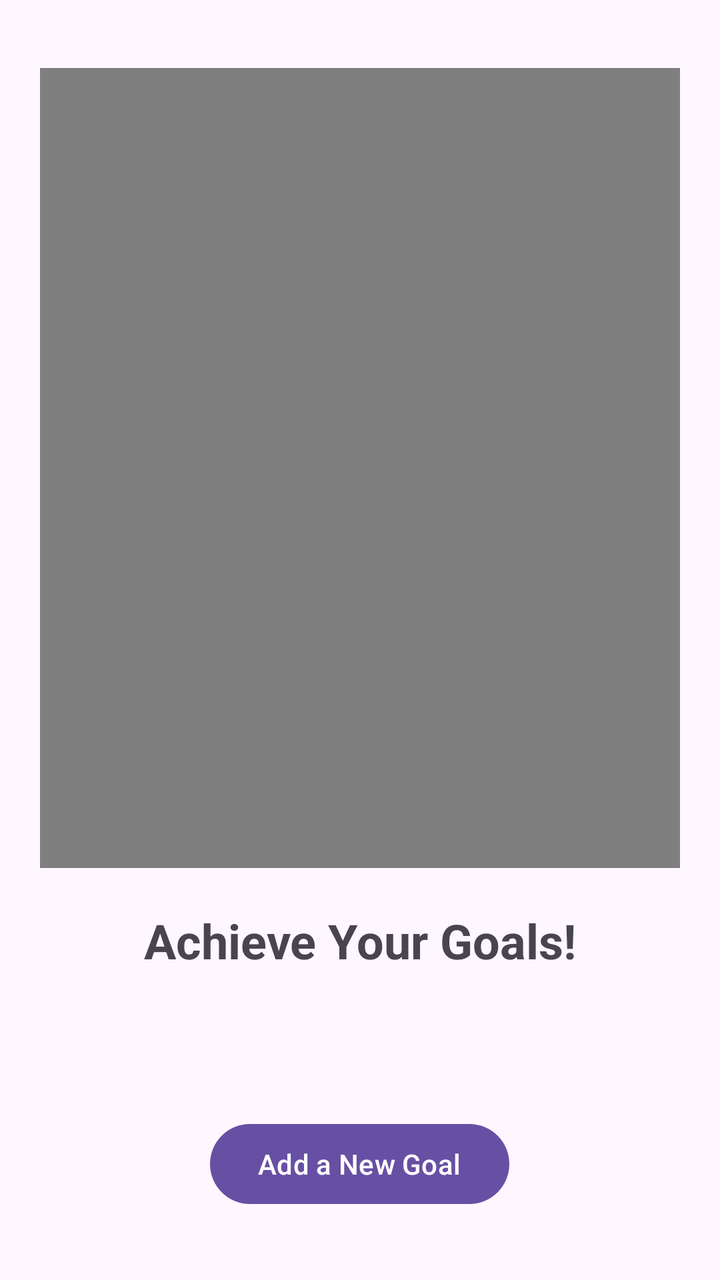
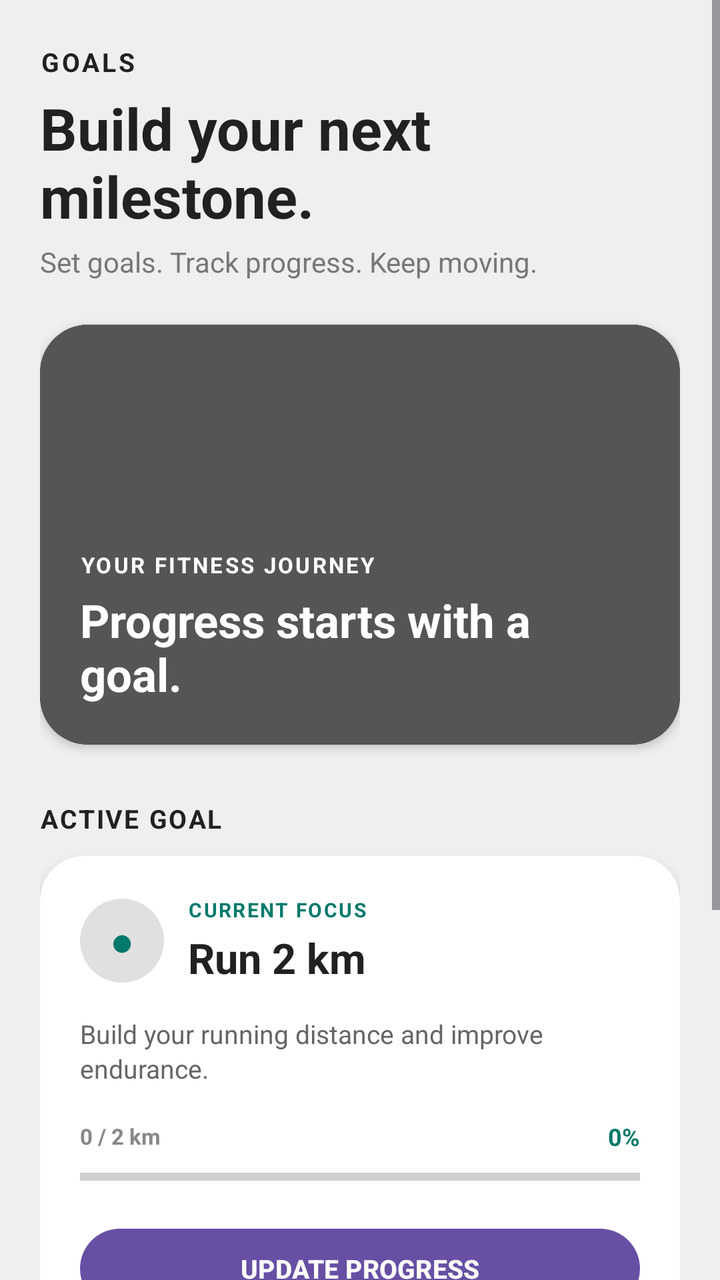

The first picture is an Android layout as it rendered before a commit; the second is the same layout after the commit. The layout source and the unified diff follow.
<!-- AndroidManifest.xml: application theme Theme.Basic -->
<!-- res/layout/activity_goals.xml -->
<?xml version="1.0" encoding="utf-8"?>
<LinearLayout xmlns:android="http://schemas.android.com/apk/res/android"
    android:layout_width="match_parent"
    android:layout_height="match_parent"
    android:orientation="vertical"
    android:padding="20dp"
    android:gravity="center">

    <VideoView
        android:id="@+id/goals_video"
        android:layout_width="wrap_content"
        android:layout_height="400dp"
        android:layout_marginBottom="20dp"
        android:layout_gravity="center"/>

    <TextView
        android:layout_width="wrap_content"
        android:layout_height="wrap_content"
        android:text="Achieve Your Goals!"
        android:textSize="24sp"
        android:textStyle="bold"/>

    <TextView
        android:layout_width="wrap_content"
        android:layout_height="wrap_content"
        android:textSize="16sp"
        android:layout_marginTop="20dp"/>

    <ListView
        android:id="@+id/goals_list"
        android:layout_width="match_parent"
        android:layout_height="wrap_content"
        android:layout_marginTop="10dp"
        android:divider="@android:color/darker_gray"
        android:dividerHeight="1dp"/>

    <Button
        android:id="@+id/add_goal_button"
        android:layout_width="wrap_content"
        android:layout_height="wrap_content"
        android:text="Add a New Goal"
        android:layout_marginTop="20dp"/>

</LinearLayout>
<!-- resources referenced by this layout -->
<resources>
  <style name="Theme.Basic" parent="Base.Theme.Basic" />
  <style name="Base.Theme.Basic" parent="Theme.Material3.DayNight.NoActionBar">
          
          
      </style>
</resources>

<!-- the commit's change to res/layout/activity_goals.xml (unified diff, before → after) -->
@@ -1,44 +1,318 @@
 <?xml version="1.0" encoding="utf-8"?>
-<LinearLayout xmlns:android="http://schemas.android.com/apk/res/android"
+<ScrollView
+    xmlns:android="http://schemas.android.com/apk/res/android"
+    xmlns:app="http://schemas.android.com/apk/res-auto"
+    xmlns:tools="http://schemas.android.com/tools"
     android:layout_width="match_parent"
     android:layout_height="match_parent"
-    android:orientation="vertical"
-    android:padding="20dp"
-    android:gravity="center">
-
-    <VideoView
-        android:id="@+id/goals_video"
-        android:layout_width="wrap_content"
-        android:layout_height="400dp"
-        android:layout_marginBottom="20dp"
-        android:layout_gravity="center"/>
-
-    <TextView
-        android:layout_width="wrap_content"
-        android:layout_height="wrap_content"
-        android:text="Achieve Your Goals!"
-        android:textSize="24sp"
-        android:textStyle="bold"/>
-
-    <TextView
-        android:layout_width="wrap_content"
-        android:layout_height="wrap_content"
-        android:textSize="16sp"
-        android:layout_marginTop="20dp"/>
-
-    <ListView
-        android:id="@+id/goals_list"
+    android:background="@color/background_color"
+    android:fillViewport="true"
+    android:overScrollMode="never"
+    tools:context=".GoalsActivity">
+
+    <LinearLayout
         android:layout_width="match_parent"
         android:layout_height="wrap_content"
-        android:layout_marginTop="10dp"
-        android:divider="@android:color/darker_gray"
-        android:dividerHeight="1dp"/>
-
-    <Button
-        android:id="@+id/add_goal_button"
-        android:layout_width="wrap_content"
-        android:layout_height="wrap_content"
-        android:text="Add a New Goal"
-        android:layout_marginTop="20dp"/>
-
-</LinearLayout>
+        android:orientation="vertical"
+        android:paddingStart="20dp"
+        android:paddingEnd="20dp"
+        android:paddingTop="18dp"
+        android:paddingBottom="28dp">
+
+        
+
+        <TextView
+            android:layout_width="match_parent"
+            android:layout_height="wrap_content"
+            android:text="GOALS"
+            android:textColor="@color/text_color"
+            android:textSize="13sp"
+            android:textStyle="bold"
+            android:letterSpacing="0.10"
+            android:layout_marginTop="4dp" />
+
+        <TextView
+            android:layout_width="match_parent"
+            android:layout_height="wrap_content"
+            android:text="Build your next milestone."
+            android:textColor="@color/text_color"
+            android:textSize="29sp"
+            android:textStyle="bold"
+            android:layout_marginTop="5dp" />
+
+        <TextView
+            android:layout_width="match_parent"
+            android:layout_height="wrap_content"
+            android:text="Set goals. Track progress. Keep moving."
+            android:textColor="#777777"
+            android:textSize="14sp"
+            android:layout_marginTop="4dp" />
+
+        
+
+        <androidx.cardview.widget.CardView
+            android:layout_width="match_parent"
+            android:layout_height="210dp"
+            android:layout_marginTop="22dp"
+            app:cardBackgroundColor="@android:color/black"
+            app:cardCornerRadius="24dp"
+            app:cardElevation="3dp">
+
+            <FrameLayout
+                android:layout_width="match_parent"
+                android:layout_height="match_parent">
+
+                <VideoView
+                    android:id="@+id/goals_video"
+                    android:layout_width="match_parent"
+                    android:layout_height="match_parent"
+                    android:layout_gravity="center" />
+
+                <View
+                    android:layout_width="match_parent"
+                    android:layout_height="match_parent"
+                    android:background="#55000000" />
+
+                <LinearLayout
+                    android:layout_width="match_parent"
+                    android:layout_height="match_parent"
+                    android:orientation="vertical"
+                    android:gravity="bottom"
+                    android:padding="20dp">
+
+                    <TextView
+                        android:layout_width="wrap_content"
+                        android:layout_height="wrap_content"
+                        android:text="YOUR FITNESS JOURNEY"
+                        android:textColor="@android:color/white"
+                        android:textSize="11sp"
+                        android:textStyle="bold"
+                        android:letterSpacing="0.10" />
+
+                    <TextView
+                        android:layout_width="match_parent"
+                        android:layout_height="wrap_content"
+                        android:text="Progress starts with a goal."
+                        android:textColor="@android:color/white"
+                        android:textSize="23sp"
+                        android:textStyle="bold"
+                        android:layout_marginTop="5dp" />
+
+                </LinearLayout>
+
+            </FrameLayout>
+
+        </androidx.cardview.widget.CardView>
+
+        
+
+        <TextView
+            android:layout_width="match_parent"
+            android:layout_height="wrap_content"
+            android:text="ACTIVE GOAL"
+            android:textColor="@color/text_color"
+            android:textSize="13sp"
+            android:textStyle="bold"
+            android:letterSpacing="0.07"
+            android:layout_marginTop="28dp"
+            android:layout_marginBottom="10dp" />
+
+        <androidx.cardview.widget.CardView
+            android:id="@+id/activeGoalCard"
+            android:layout_width="match_parent"
+            android:layout_height="wrap_content"
+            app:cardBackgroundColor="@android:color/white"
+            app:cardCornerRadius="22dp"
+            app:cardElevation="3dp">
+
+            <LinearLayout
+                android:layout_width="match_parent"
+                android:layout_height="wrap_content"
+                android:orientation="vertical"
+                android:padding="20dp">
+
+                <LinearLayout
+                    android:layout_width="match_parent"
+                    android:layout_height="wrap_content"
+                    android:gravity="center_vertical"
+                    android:orientation="horizontal">
+
+                    <TextView
+                        android:layout_width="42dp"
+                        android:layout_height="42dp"
+                        android:gravity="center"
+                        android:text="●"
+                        android:textColor="@color/buttonBackground"
+                        android:textSize="20sp"
+                        android:background="@drawable/circle_background" />
+
+                    <LinearLayout
+                        android:layout_width="0dp"
+                        android:layout_height="wrap_content"
+                        android:layout_weight="1"
+                        android:orientation="vertical"
+                        android:layout_marginStart="12dp">
+
+                        <TextView
+                            android:id="@+id/activeGoalLabel"
+                            android:layout_width="wrap_content"
+                            android:layout_height="wrap_content"
+                            android:text="CURRENT FOCUS"
+                            android:textColor="@color/buttonBackground"
+                            android:textSize="10sp"
+                            android:textStyle="bold"
+                            android:letterSpacing="0.08" />
+
+                        <TextView
+                            android:id="@+id/activeGoalName"
+                            android:layout_width="match_parent"
+                            android:layout_height="wrap_content"
+                            android:text="Run 2 km"
+                            android:textColor="@color/text_color"
+                            android:textSize="21sp"
+                            android:textStyle="bold"
+                            android:layout_marginTop="3dp" />
+
+                    </LinearLayout>
+
+                </LinearLayout>
+
+                <TextView
+                    android:id="@+id/activeGoalDescription"
+                    android:layout_width="match_parent"
+                    android:layout_height="wrap_content"
+                    android:text="Build your running distance and improve endurance."
+                    android:textColor="#666666"
+                    android:textSize="13sp"
+                    android:lineSpacingExtra="2dp"
+                    android:layout_marginTop="15dp" />
+
+                
+
+                <LinearLayout
+                    android:layout_width="match_parent"
+                    android:layout_height="wrap_content"
+                    android:orientation="horizontal"
+                    android:gravity="center_vertical"
+                    android:layout_marginTop="17dp">
+
+                    <TextView
+                        android:id="@+id/activeGoalProgressValue"
+                        android:layout_width="0dp"
+                        android:layout_height="wrap_content"
+                        android:layout_weight="1"
+                        android:text="0 / 2 km"
+                        android:textColor="#888888"
+                        android:textSize="11sp"
+                        android:textStyle="bold" />
+
+                    <TextView
+                        android:id="@+id/activeGoalProgressText"
+                        android:layout_width="wrap_content"
+                        android:layout_height="wrap_content"
+                        android:text="0%"
+                        android:textColor="@color/buttonBackground"
+                        android:textSize="12sp"
+                        android:textStyle="bold" />
+
+                </LinearLayout>
+
+                <ProgressBar
+                    android:id="@+id/activeGoalProgress"
+                    style="?android:attr/progressBarStyleHorizontal"
+                    android:layout_width="match_parent"
+                    android:layout_height="8dp"
+                    android:layout_marginTop="8dp"
+                    android:max="100"
+                    android:progress="0"
+                    android:progressTint="@color/buttonBackground"
+                    android:backgroundTint="#E8E8E8" />
+
+                <Button
+                    android:id="@+id/updateGoalButton"
+                    android:layout_width="match_parent"
+                    android:layout_height="48dp"
+                    android:text="UPDATE PROGRESS"
+                    android:textAllCaps="false"
+                    android:textStyle="bold"
+                    android:textSize="13sp"
+                    android:layout_marginTop="18dp" />
+
+                <Button
+                    android:id="@+id/startGoalButton"
+                    android:layout_width="match_parent"
+                    android:layout_height="48dp"
+                    android:text="START"
+                    android:textAllCaps="false"
+                    android:textStyle="bold"
+                    android:textSize="13sp"
+                    android:layout_marginTop="8dp" />
+
+            </LinearLayout>
+
+        </androidx.cardview.widget.CardView>
+
+        
+
+        <LinearLayout
+            android:layout_width="match_parent"
+            android:layout_height="wrap_content"
+            android:orientation="horizontal"
+            android:gravity="center_vertical"
+            android:layout_marginTop="28dp"
+            android:layout_marginBottom="10dp">
+
+            <TextView
+                android:layout_width="0dp"
+                android:layout_height="wrap_content"
+                android:layout_weight="1"
+                android:text="MY GOALS"
+                android:textColor="@color/text_color"
+                android:textSize="13sp"
+                android:textStyle="bold"
+                android:letterSpacing="0.07" />
+
+            <TextView
+                android:id="@+id/goalsCount"
+                android:layout_width="wrap_content"
+                android:layout_height="wrap_content"
+                android:text="4 GOALS"
+                android:textColor="#777777"
+                android:textSize="10sp"
+                android:textStyle="bold" />
+
+        </LinearLayout>
+
+        <androidx.cardview.widget.CardView
+            android:layout_width="match_parent"
+            android:layout_height="wrap_content"
+            app:cardBackgroundColor="@android:color/white"
+            app:cardCornerRadius="22dp"
+            app:cardElevation="2dp">
+
+            <LinearLayout
+                android:id="@+id/goalsContainer"
+                android:layout_width="match_parent"
+                android:layout_height="wrap_content"
+                android:orientation="vertical"
+                android:paddingTop="5dp"
+                android:paddingBottom="5dp" />
+
+        </androidx.cardview.widget.CardView>
+
+        
+
+        <Button
+            android:id="@+id/add_goal_button"
+            android:layout_width="match_parent"
+            android:layout_height="50dp"
+            android:text="+  Add New Goal"
+            android:textAllCaps="false"
+            android:textSize="14sp"
+            android:textStyle="bold"
+            android:layout_marginTop="18dp"
+            android:layout_marginBottom="4dp" />
+
+    </LinearLayout>
+
+</ScrollView>
<!-- resource entries referenced after the edit -->
@@ -1,5 +1,15 @@
 <!-- resources referenced by this layout -->
 <resources>
+  <color name="background_color">#EFEFEF</color>
+  <color name="buttonBackground">#00796B</color>
+  <color name="text_color">#212121</color>
+  <!-- drawable circle_background (drawable) -->
+  <?xml version="1.0" encoding="utf-8"?>
+  <shape xmlns:android="http://schemas.android.com/apk/res/android"
+      android:shape="oval">
+      <solid android:color="#E0E0E0"/> 
+      <size android:width="100dp" android:height="100dp"/>
+  </shape>
   <style name="Theme.Basic" parent="Base.Theme.Basic" />
   <style name="Base.Theme.Basic" parent="Theme.Material3.DayNight.NoActionBar">
           
